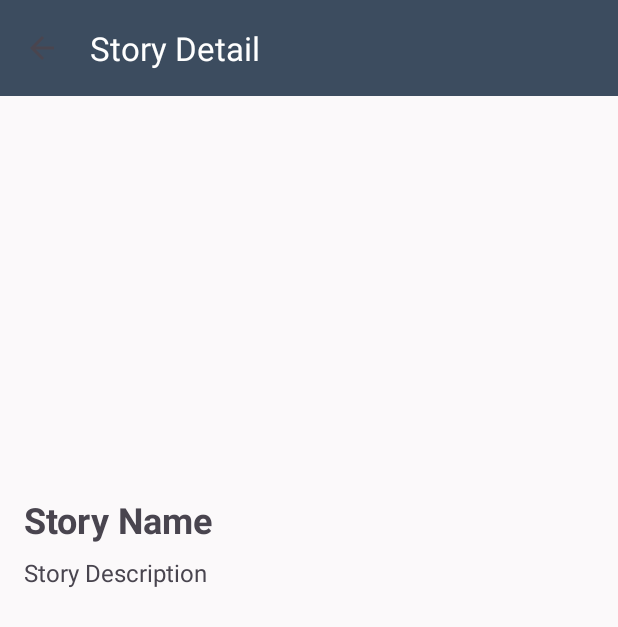
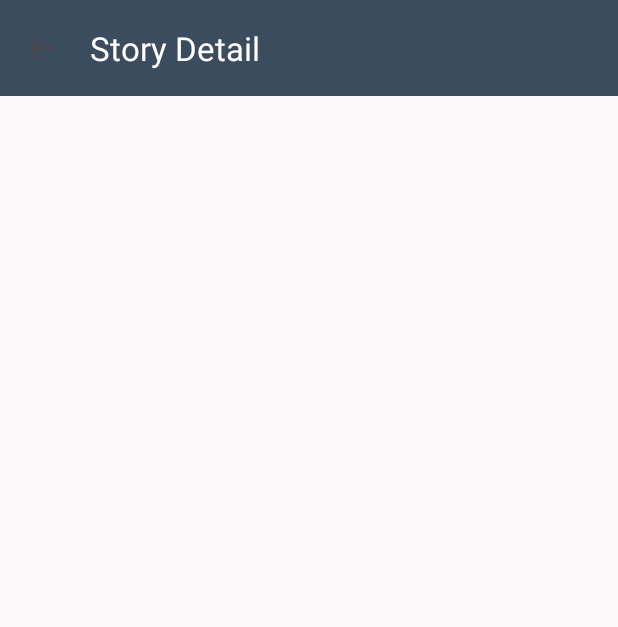
Before and after one commit to romiyusnandar/story_app, an Android app: the DetailActivity screen opened directly, with no data from a screen before it, on a phone screen of 412 x 824 dp. Shown: the top 627 px of the screen. Run offline under Robolectric (Android 15) with nearby library versions, the phone set to English and light mode, and no system bars; pictures from the network do not load.

```diff
--- a/app/src/main/java/com/koaladev/storryapp/ui/custom/MyEditTextEmail.kt
+++ b/app/src/main/java/com/koaladev/storryapp/ui/custom/MyEditTextEmail.kt
@@ -15,11 +15,11 @@ class MyEditTextEmail @JvmOverloads constructor(
     init {
         addTextChangedListener(object : TextWatcher {
             override fun beforeTextChanged(s: CharSequence?, start: Int, count: Int, after: Int) {
-                // Do nothing
+                // No action
             }
 
             override fun onTextChanged(s: CharSequence?, start: Int, before: Int, count: Int) {
-                // Do nothing
+                // No action
             }
 
             override fun afterTextChanged(s: Editable?) {
--- a/app/src/main/java/com/koaladev/storryapp/ui/custom/MyEditTextPassword.kt
+++ b/app/src/main/java/com/koaladev/storryapp/ui/custom/MyEditTextPassword.kt
@@ -19,7 +19,7 @@ class MyEditTextPassword @JvmOverloads constructor(
             }
 
             override fun onTextChanged(s: CharSequence?, start: Int, before: Int, count: Int) {
-                // Do nothing
+                // No action
             }
 
             override fun afterTextChanged(s: Editable?) {
--- a/app/src/main/res/layout/activity_detail.xml
+++ b/app/src/main/res/layout/activity_detail.xml
@@ -39,7 +39,7 @@
                 android:layout_width="0dp"
                 android:layout_height="250dp"
                 android:scaleType="centerCrop"
-                android:contentDescription="Story Image"
+                android:contentDescription="@string/story_image"
                 app:layout_constraintEnd_toEndOf="parent"
                 app:layout_constraintStart_toStartOf="parent"
                 app:layout_constraintTop_toTopOf="parent" />
@@ -48,7 +48,6 @@
                 android:id="@+id/tvStoryName"
                 android:layout_width="0dp"
                 android:layout_height="wrap_content"
-                android:text="Story Name"
                 android:textSize="24sp"
                 android:textStyle="bold"
                 android:layout_marginStart="16dp"
@@ -62,7 +61,6 @@
                 android:id="@+id/tvStoryDescription"
                 android:layout_width="0dp"
                 android:layout_height="wrap_content"
-                android:text="Story Description"
                 android:textSize="16sp"
                 android:layout_marginStart="16dp"
                 android:layout_marginEnd="16dp"
--- a/app/src/main/res/values/strings.xml
+++ b/app/src/main/res/values/strings.xml
@@ -14,4 +14,10 @@
     <string name="logout">Keluar</string>
     <string name="welcome_username">Selamat datang %1s</string>
     <string name="welcome_message">Selamat menggunakan aplikasi!</string>
+    <string name="preview_image">preview image</string>
+    <string name="camera">Camera</string>
+    <string name="gallery">Gallery</string>
+    <string name="description">Deskripsi</string>
+    <string name="upload">Upload</string>
+    <string name="story_image">Story Image</string>
 </resources>
```
Also changed, not shown: app/src/main/res/layout/activity_add_story.xml (+5 -5 lines).
